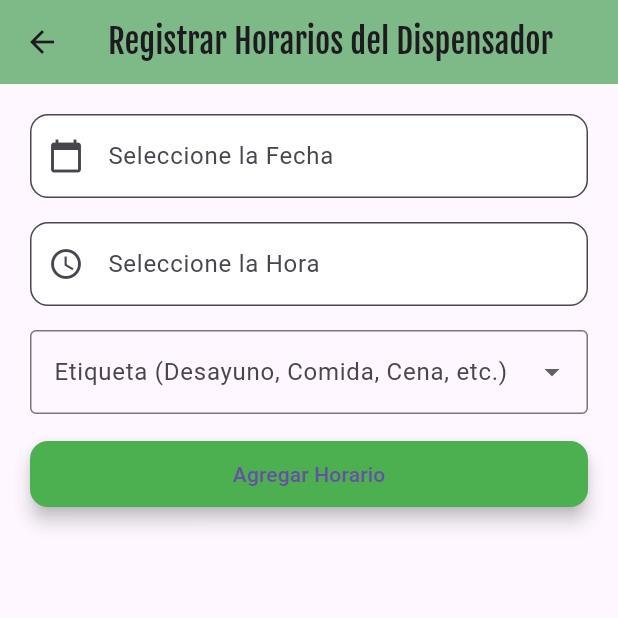
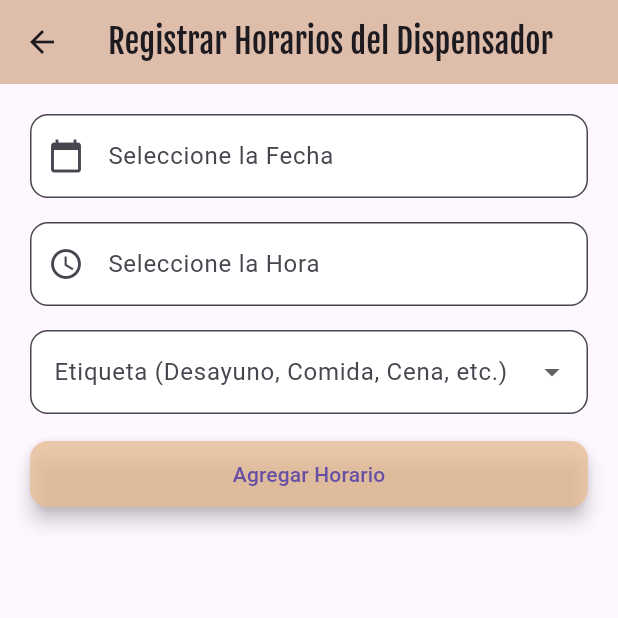
Before and after one commit to RodrigoAguilar2077/int_movil, a Flutter app: the RegisterScheduleScreen screen opened by its route, on a phone screen of 412 x 824 dp, the top half of it. Run offline on Flutter 3.47's test engine with Material 3 defaults, Android fonts, the phone set to English and light mode, and no system bars; our stand-ins replace cloud_firestore, firebase_auth, firebase_core, firebase_storage, google_fonts, google_sign_in and 4 more; missing offline and left inert: flutter_pdfview; accounts and stored records are empty.

Commit message:
App completa, agregar conexion con IoT

```diff
--- a/lib/screens/register_pet_screen.dart
+++ b/lib/screens/register_pet_screen.dart
@@ -173,8 +173,9 @@ class _RegistrarMascotaScreenState extends State<RegistrarMascotaScreen> {
         child: SingleChildScrollView(
           child: Column(
             children: [
+              const SizedBox(height: 40),
               _buildImagePicker(),
-              const SizedBox(height: 20),
+              const SizedBox(height: 40),
               _buildTextField("Nombre", _nombreController),
               _buildTextField("Edad (años)", _edadController, isNumeric: true),
               _buildTextField("Peso (kg)", _pesoController, isNumeric: true),
--- a/lib/screens/register_schedule_screen.dart
+++ b/lib/screens/register_schedule_screen.dart
@@ -3,6 +3,8 @@ import 'package:firebase_auth/firebase_auth.dart';
 import 'package:flutter/material.dart';
 import 'package:int_movil/models/schedule_model.dart';
 import 'package:int_movil/services/schedule_service.dart';
+import 'package:provider/provider.dart';
+import 'package:int_movil/theme_provider.dart'; // Ajusta el path si es necesario
 
 class RegisterScheduleScreen extends StatefulWidget {
   const RegisterScheduleScreen({super.key});
@@ -87,22 +89,28 @@ class _RegisterScheduleScreenState extends State<RegisterScheduleScreen> {
     );
     if (picked != null) {
       setState(() {
-        _selectedTime = "${picked.hour}:${picked.minute}";
+        _selectedTime =
+            "${picked.hour}:${picked.minute.toString().padLeft(2, '0')}";
       });
     }
   }
 
   @override
   Widget build(BuildContext context) {
-    return Scaffold(
+    final isDarkMode = Provider.of<ThemeProvider>(context).isDarkMode;
+
+    return Theme(
+      data: isDarkMode ? ThemeData.dark() : ThemeData.light(),
+      child: Scaffold(
         appBar: AppBar(
           title: const Text(
             "Registrar Horarios del Dispensador",
-          style: TextStyle(
-            fontFamily: 'Fjalla One', // Aquí se aplica la fuente
+            style: TextStyle(fontFamily: 'Fjalla One'),
           ),
-        ),
-        backgroundColor: const Color(0xFF81C784),
+          backgroundColor:
+              isDarkMode
+                  ? Colors.grey[900]
+                  : const Color.fromARGB(197, 233, 189, 148),
           centerTitle: true,
           elevation: 6,
         ),
@@ -129,7 +137,8 @@ class _RegisterScheduleScreenState extends State<RegisterScheduleScreen> {
                                 borderRadius: BorderRadius.circular(12),
                               ),
                               filled: true,
-                            fillColor: Colors.white,
+                              fillColor:
+                                  isDarkMode ? Colors.grey[700] : Colors.white,
                             ),
                             readOnly: true,
                           ),
@@ -150,7 +159,8 @@ class _RegisterScheduleScreenState extends State<RegisterScheduleScreen> {
                                 borderRadius: BorderRadius.circular(12),
                               ),
                               filled: true,
-                            fillColor: Colors.white,
+                              fillColor:
+                                  isDarkMode ? Colors.grey[700] : Colors.white,
                             ),
                             readOnly: true,
                           ),
@@ -158,9 +168,14 @@ class _RegisterScheduleScreenState extends State<RegisterScheduleScreen> {
                       ),
                       const SizedBox(height: 16),
                       DropdownButtonFormField<String>(
-                      decoration: const InputDecoration(
+                        decoration: InputDecoration(
                           labelText: 'Etiqueta (Desayuno, Comida, Cena, etc.)',
-                        border: OutlineInputBorder(),
+                          border: OutlineInputBorder(
+                            borderRadius: BorderRadius.circular(12),
+                          ),
+                          filled: true,
+                          fillColor:
+                              isDarkMode ? Colors.grey[700] : Colors.white,
                         ),
                         value: _selectedLabel.isEmpty ? null : _selectedLabel,
                         onChanged: (String? newValue) {
@@ -186,9 +201,13 @@ class _RegisterScheduleScreenState extends State<RegisterScheduleScreen> {
                         width: double.infinity,
                         child: ElevatedButton(
                           onPressed: _addSchedule,
-                        child: const Text('Agregar Horario'),
                           style: ElevatedButton.styleFrom(
-                          backgroundColor: const Color(0xFF4CAF50),
+                            backgroundColor: const Color.fromARGB(
+                              197,
+                              233,
+                              189,
+                              148,
+                            ),
                             padding: const EdgeInsets.symmetric(
                               horizontal: 30,
                               vertical: 12,
@@ -198,13 +217,14 @@ class _RegisterScheduleScreenState extends State<RegisterScheduleScreen> {
                             ),
                             elevation: 5,
                           ),
+                          child: const Text('Agregar Horario'),
                         ),
                       ),
                     ],
                   ),
                 ),
-              const SizedBox(height: 16),
               ],
+            ),
           ),
         ),
       ),
--- /dev/null
+++ b/lib/theme_provider.dart
@@ -0,0 +1,16 @@
+import 'package:flutter/material.dart';
+
+class ThemeProvider with ChangeNotifier {
+  bool _isDarkMode = false;
+
+  bool get isDarkMode => _isDarkMode;
+
+  void toggleTheme() {
+    _isDarkMode = !_isDarkMode;
+    notifyListeners(); // Notifica a los widgets que están observando el tema
+  }
+
+  ThemeData get currentTheme {
+    return _isDarkMode ? ThemeData.dark() : ThemeData.light();
+  }
+}
--- a/pubspec.yaml
+++ b/pubspec.yaml
@@ -27,7 +27,7 @@ dependencies:
 
 
   # Manejo de estado
-  provider: ^6.1.2
+  provider: ^6.1.4
 
   # Otras utilidades
   table_calendar: ^3.0.9
@@ -38,6 +38,7 @@ dependencies:
   flutter_pdfview: ^1.4.0
   flutter_downloader: ^1.12.0
   path_provider: ^2.1.5
+  shared_preferences: ^2.5.3
 
 dev_dependencies:
   flutter_test:
```
Also changed, not shown: lib/main.dart (+11 -2 lines), lib/screens/perfil_screen.dart (+22 -5 lines), lib/screens/settings_screen.dart (+89 -9 lines), pubspec.lock, 1 other file. Lines whose indentation alone changed are shown as unchanged.
